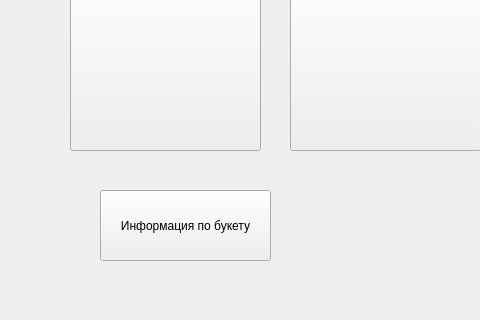
kiltonik/oopProject, file mainwindow.ui: the form before one commit; both pictures show x 0 to 480 and y 280 to 600 of the 800 by 600 pixel window.
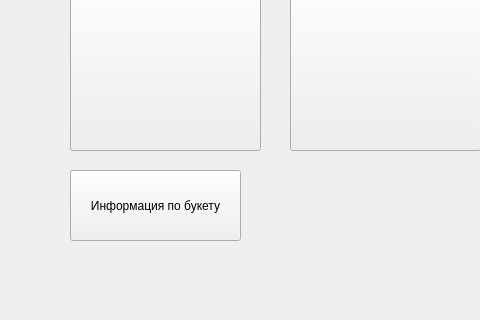
The form after the commit.

Commit message: Windows, some Buttons, actually don't work

Diff of the .ui file:
```diff
--- a/mainwindow.ui
+++ b/mainwindow.ui
@@ -95,8 +95,8 @@
    <widget class="QPushButton" name="pushButton_7">
     <property name="geometry">
      <rect>
-      <x>100</x>
-      <y>470</y>
+      <x>70</x>
+      <y>450</y>
       <width>171</width>
       <height>71</height>
      </rect>
```
Left out of the diff: 2 changed lines with no effect on the pictures. The commit also changes 6 other files.
